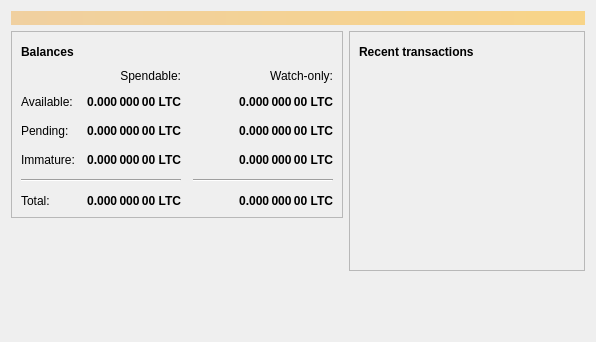
This is src/qt/forms/overviewpage.ui in ScooterCoinWallet/wallet as Qt 5 draws it before an edit. The edited form follows.
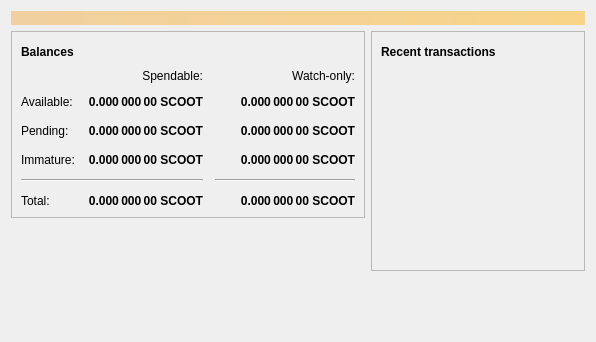
This is the edited form. Icons and pictures are not drawn.

Patch:
```diff
--- a/src/qt/forms/overviewpage.ui
+++ b/src/qt/forms/overviewpage.ui
@@ -129,7 +129,7 @@
                <string>Unconfirmed transactions to watch-only addresses</string>
               </property>
               <property name="text">
-               <string notr="true">0.000 000 00 LTC</string>
+               <string notr="true">0.000 000 00 SCOOT</string>
               </property>
               <property name="alignment">
                <set>Qt::AlignRight|Qt::AlignTrailing|Qt::AlignVCenter</set>
@@ -154,7 +154,7 @@
                <string>Total of transactions that have yet to be confirmed, and do not yet count toward the spendable balance</string>
               </property>
               <property name="text">
-               <string notr="true">0.000 000 00 LTC</string>
+               <string notr="true">0.000 000 00 SCOOT</string>
               </property>
               <property name="alignment">
                <set>Qt::AlignRight|Qt::AlignTrailing|Qt::AlignVCenter</set>
@@ -179,7 +179,7 @@
                <string>Mined balance in watch-only addresses that has not yet matured</string>
               </property>
               <property name="text">
-               <string notr="true">0.000 000 00 LTC</string>
+               <string notr="true">0.000 000 00 SCOOT</string>
               </property>
               <property name="alignment">
                <set>Qt::AlignRight|Qt::AlignTrailing|Qt::AlignVCenter</set>
@@ -237,7 +237,7 @@
                <string>Mined balance that has not yet matured</string>
               </property>
               <property name="text">
-               <string notr="true">0.000 000 00 LTC</string>
+               <string notr="true">0.000 000 00 SCOOT</string>
               </property>
               <property name="alignment">
                <set>Qt::AlignRight|Qt::AlignTrailing|Qt::AlignVCenter</set>
@@ -282,7 +282,7 @@
                <string>Your current total balance</string>
               </property>
               <property name="text">
-               <string notr="true">0.000 000 00 LTC</string>
+               <string notr="true">0.000 000 00 SCOOT</string>
               </property>
               <property name="alignment">
                <set>Qt::AlignRight|Qt::AlignTrailing|Qt::AlignVCenter</set>
@@ -307,7 +307,7 @@
                <string>Current total balance in watch-only addresses</string>
               </property>
               <property name="text">
-               <string notr="true">0.000 000 00 LTC</string>
+               <string notr="true">0.000 000 00 SCOOT</string>
               </property>
               <property name="alignment">
                <set>Qt::AlignRight|Qt::AlignTrailing|Qt::AlignVCenter</set>
@@ -349,7 +349,7 @@
                <string>Your current spendable balance</string>
               </property>
               <property name="text">
-               <string notr="true">0.000 000 00 LTC</string>
+               <string notr="true">0.000 000 00 SCOOT</string>
               </property>
               <property name="alignment">
                <set>Qt::AlignRight|Qt::AlignTrailing|Qt::AlignVCenter</set>
@@ -374,7 +374,7 @@
                <string>Your current balance in watch-only addresses</string>
               </property>
               <property name="text">
-               <string notr="true">0.000 000 00 LTC</string>
+               <string notr="true">0.000 000 00 SCOOT</string>
               </property>
               <property name="alignment">
                <set>Qt::AlignRight|Qt::AlignTrailing|Qt::AlignVCenter</set>
```
Left out of the diff: 4 changed lines with no effect on the pictures.
